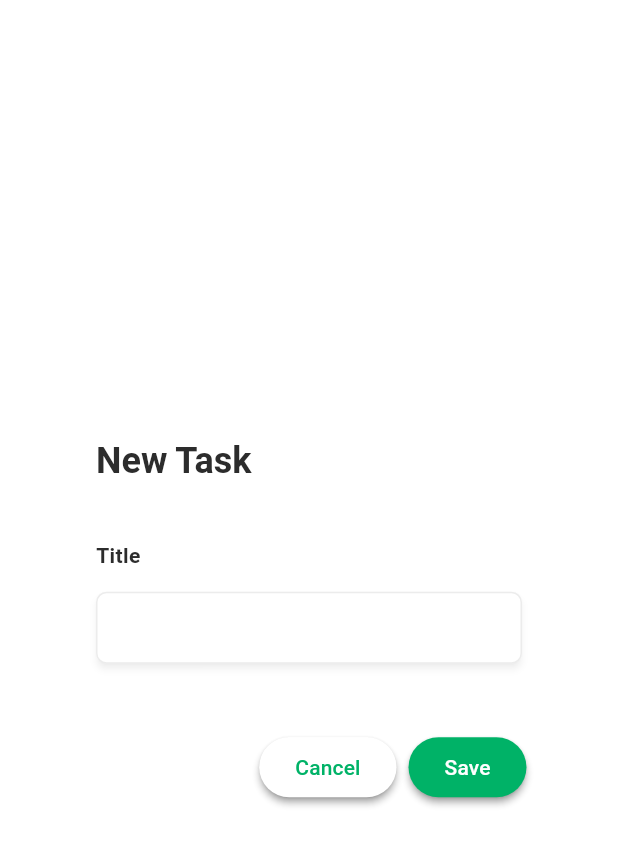
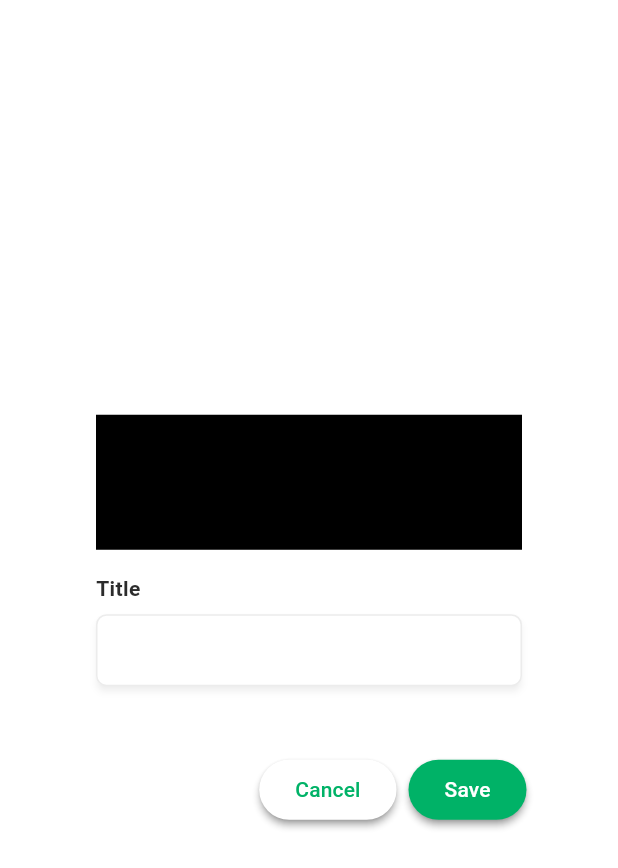
Before and after one commit to Skaihen/Nabu, a Flutter app: the TaskDialog widget shown alone on an empty page, opened directly, on a phone screen of 412 x 824 dp. Shown: the top 868 px of the screen. Run offline on Flutter 3.47's test engine with Material 2 defaults, Android fonts, the phone set to English and light mode, and no system bars; our stand-ins replace get_it, hive_flutter, stacked; accounts and stored records are empty.

Commit message:
Update task_dialog.dart

```diff
--- a/lib/ui/home_screen/task_dialog.dart
+++ b/lib/ui/home_screen/task_dialog.dart
@@ -22,13 +22,10 @@ class _TaskDialogState extends State<TaskDialog> {
     return AlertDialog(
       actionsOverflowButtonSpacing: CustomUI.xSize(2),
       scrollable: true,
-      title: Container(
-          padding: EdgeInsets.only(bottom: CustomUI.xSize(3)),
-          child: Text(
-            l10n.taskDialogTitle,
-            style: TextStyle(
-              fontWeight: FontWeight.bold,
-            ),
+      title: SizedBox(
+          height: 90,
+          child: Container(
+            color: Colors.black,
           )),
       content: SizedBox(
         width: width,
@@ -38,7 +35,7 @@ class _TaskDialogState extends State<TaskDialog> {
             children: <Widget>[
               Text(l10n.taskDialogInputTitle,
                   style: TextStyle(fontWeight: FontWeight.bold)),
-              SizedBox(height: CustomUI.xSize(2)),
+              SizedBox(height: CustomUI.xSize(1)),
               CustomTextFormField(taskTitleController: taskTitleController),
             ],
           ),
```
